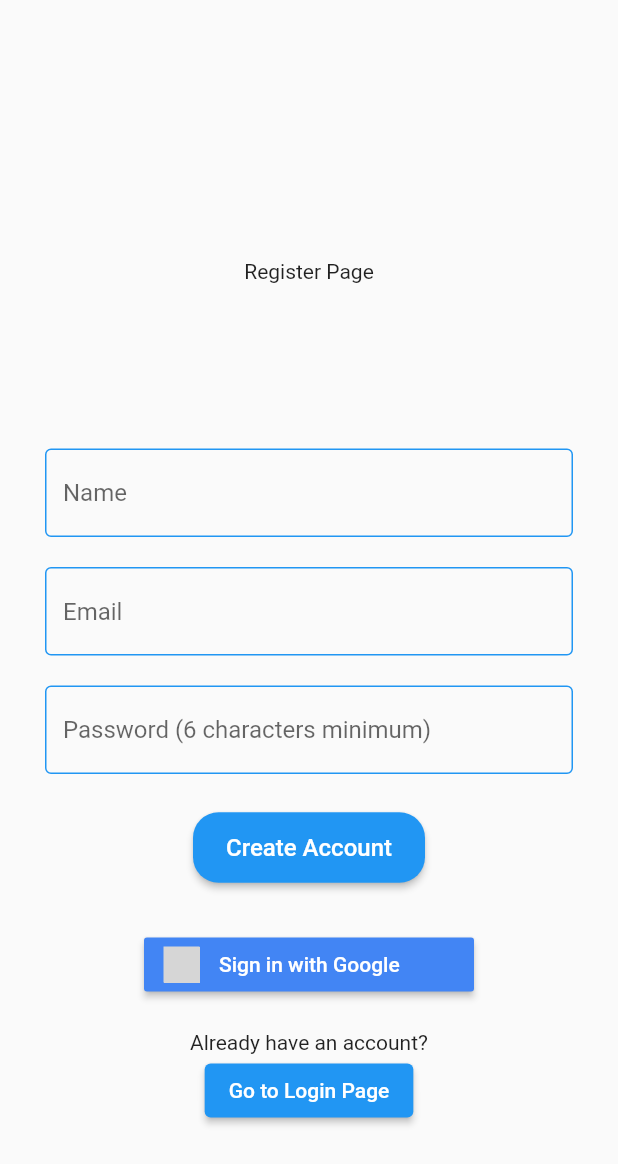
After one commit to ErnaldoKalaja/DietDash, a Flutter app: the screen it shows after launch, after a tap on "Create account", on a phone screen of 412 x 824 dp. The commit adds this screen. Shown: the top 1164 px of the screen. Run offline on Flutter 3.47's test engine with Material 2 defaults, Android fonts, the phone set to English and light mode, and no system bars; our stand-ins replace firebase_auth, firebase_core, flutter_colorpicker, flutter_signin_button, google_fonts, google_sign_in and 1 more; accounts and stored records are empty; network calls fail; grey boxes are pictures that could not be loaded.

Commit message:
merged code from auth branch

```diff
--- /dev/null
+++ b/lib/auth_page.dart
@@ -0,0 +1,36 @@
+import 'package:flutter/material.dart';
+import 'package:firebase_auth/firebase_auth.dart';
+import 'home_page.dart';
+import 'auth_select_page.dart';
+import 'main.dart';
+
+class AuthPage extends StatefulWidget {
+  const AuthPage({super.key});
+  @override
+  State<AuthPage> createState() => _AuthPageState();
+}
+
+class _AuthPageState extends State<AuthPage>{
+  User? user;
+
+  @override
+  void initState(){
+    super.initState();
+    checkAuthStatus();
+  }
+
+  void checkAuthStatus(){
+    FirebaseAuth.instance.authStateChanges().listen((User? firebaseUser){
+      setState( () => {user = firebaseUser} );
+    });
+  }
+
+  @override
+  Widget build(BuildContext context){
+    if (user == null){
+      return AuthSelectPage();
+    }else{
+      return MyHomePage(); // Here's the change
+    }
+  }
+}
--- /dev/null
+++ b/lib/auth_select_page.dart
@@ -0,0 +1,27 @@
+import 'package:flutter/material.dart';
+import 'package:test_project/register_page.dart';
+import 'login_page.dart';
+
+
+
+class AuthSelectPage extends StatefulWidget {
+  const AuthSelectPage({super.key});
+
+  @override
+  State<AuthSelectPage> createState() => _AuthSelectPageState();
+}
+
+class _AuthSelectPageState extends State<AuthSelectPage> {
+  bool isLoginPage = true;
+
+  void togglePage(){
+    setState(() {
+      isLoginPage = !isLoginPage;
+    });
+  }
+
+  @override
+  Widget build(BuildContext context){
+    return isLoginPage ? LoginPage(onPressed: togglePage) : RegisterPage(onPressed: togglePage);
+  }
+}
--- /dev/null
+++ b/lib/auth_service.dart
@@ -0,0 +1,84 @@
+import 'package:firebase_auth/firebase_auth.dart';
+import 'package:flutter/material.dart';
+import 'package:google_sign_in/google_sign_in.dart';
+import 'main.dart';
+
+class AuthService{
+  final FirebaseAuth firebaseAuth = FirebaseAuth.instance;
+
+  static void signInEmail({
+    required String email,
+    required String password,
+  }) async {
+    try {
+      await FirebaseAuth.instance.signInWithEmailAndPassword(
+          email: email,
+          password: password
+      );
+    } on FirebaseAuthException catch (e){
+      authError(e);
+    }
+  }
+
+  static void signUpEmail({
+    required String name,
+    required String email,
+    required String password,
+  }) async {
+    try {
+      await FirebaseAuth.instance.createUserWithEmailAndPassword(
+          email: email,
+          password: password
+      );
+    } on FirebaseAuthException catch (e){
+      authError(e);
+    }
+  }
+
+  static void authError(FirebaseAuthException e){
+    showDialog(
+      context: navigatorKey.currentContext!,
+      builder: (BuildContext context) {
+        return AlertDialog(
+          title: Text(e.code),
+          content: const Text('Please try again'),
+          actions: [
+            TextButton(
+              child: const Text('OK'),
+              onPressed: () {
+                Navigator.of(context).pop();
+              },
+            ),
+          ],
+        );
+      },
+    );
+  }
+
+  static void signOut(){
+    FirebaseAuth.instance.signOut();
+  }
+
+  static signInGoogle() async {
+    GoogleSignIn googleSignIn = GoogleSignIn(
+      scopes: [
+        'email',
+        'https://www.googleapis.com/auth/contacts.readonly',
+      ],
+    );
+    GoogleSignInAccount? user = await googleSignIn.signIn();
+
+    GoogleSignInAuthentication auth = await user!.authentication;
+
+    final credential = GoogleAuthProvider.credential(
+      accessToken: auth.accessToken,
+      idToken: auth.idToken,
+    );
+    try {
+      await FirebaseAuth.instance.signInWithCredential(credential);
+    } on FirebaseAuthException catch (e){
+      authError(e);
+    }
+  }
+
+}
--- /dev/null
+++ b/lib/components/login_button.dart
@@ -0,0 +1,32 @@
+import 'package:flutter/material.dart';
+
+class LoginButton extends StatelessWidget {
+
+  final Function()? onPressed; //function called when button pressed
+  final String buttonText;
+
+  const LoginButton({
+  super.key,
+  required this.onPressed,
+  required this.buttonText,
+  });
+
+  @override
+  Widget build(BuildContext context){
+    return ElevatedButton(
+      onPressed: onPressed,
+      style: ElevatedButton.styleFrom(
+          padding: const EdgeInsets.fromLTRB(22,14,22,14),
+          shape: RoundedRectangleBorder(
+            borderRadius: BorderRadius.circular(17),
+          )
+      ),
+      child: Text(
+        buttonText,
+        style: const TextStyle(
+          fontSize: 16,
+        ),
+      ),
+    );
+  }
+}
--- /dev/null
+++ b/lib/components/login_textbox.dart
@@ -0,0 +1,45 @@
+import 'package:flutter/material.dart';
+
+class LoginTextbox extends StatelessWidget {
+  final String hintText; //shown when empty
+  final TextEditingController controller; //text controller
+  final bool obscureText; //hides typed text, default false
+  final TextInputType keyboardType; //type of keyboard
+
+  const LoginTextbox({
+  super.key,
+  required this.hintText,
+  required this.controller,
+  this.obscureText = false,
+  this.keyboardType = TextInputType.text,
+  });
+
+  @override
+  Widget build(BuildContext context){
+    return Padding(
+      padding: const EdgeInsets.symmetric(
+          horizontal: 30,
+          vertical: 10
+      ),
+      child: TextField(
+        decoration: InputDecoration(
+          enabledBorder: const OutlineInputBorder(
+            borderSide: BorderSide(
+              color: Colors.blue,
+            ),
+          ),
+          focusedBorder: const OutlineInputBorder(
+            borderSide: BorderSide(
+              color: Colors.blue,
+              width: 2.5,
+            ),
+          ),
+          hintText: hintText,
+        ),
+        controller: controller,
+        obscureText: obscureText,
+        keyboardType: keyboardType,
+      ),
+    );
+  }
+}
--- /dev/null
+++ b/lib/login_page.dart
@@ -0,0 +1,81 @@
+import 'package:flutter/material.dart';
+import 'package:flutter_signin_button/flutter_signin_button.dart';
+import 'package:google_sign_in/google_sign_in.dart';
+
+import 'auth_service.dart';
+import 'components/login_button.dart';
+import 'components/login_textbox.dart';
+
+
+GoogleSignIn _googleSignIn = GoogleSignIn(
+  // Optional clientId
+  // clientId: 'your-client_id.apps.googleusercontent.com',
+  // scopes: scopes,
+);
+
+class LoginPage extends StatelessWidget{
+  LoginPage({
+  super.key,
+  required this.onPressed,
+  });
+
+  final Function()? onPressed;
+
+  final emailController = TextEditingController();
+  final passwordController = TextEditingController();
+
+  void signIn () {
+    AuthService.signInEmail(
+        email: emailController.text,
+        password: passwordController.text
+    );
+  }
+
+  void signInGoogle () => AuthService.signInGoogle();
+
+  @override
+  Widget build(BuildContext context){
+    return GestureDetector(
+        onTap: () => FocusScope.of(context).unfocus(),
+        child: Scaffold(
+          body: Center(
+            child: SingleChildScrollView(
+              child: Column(
+                children: [
+                  const SizedBox(height: 100),
+                  const Text("Login Page"),
+                  const SizedBox(height: 100),
+                  //Email Field
+                  LoginTextbox(
+                    hintText: 'Email',
+                    controller: emailController,
+                    keyboardType: TextInputType.emailAddress,
+                  ),
+                  //Password Field
+                  LoginTextbox(
+                    hintText: 'Password',
+                    controller: passwordController,
+                    obscureText: true,
+                  ),
+                  const SizedBox(height:15),
+                  LoginButton(
+                    onPressed: signIn,
+                    buttonText: "Sign In",
+                  ),
+                  const SizedBox(height:30),
+                  SignInButton(Buttons.GoogleDark, onPressed: signInGoogle),
+                  const SizedBox(height:20),
+                  const Text("New User?"),
+                  ElevatedButton(
+                      onPressed: onPressed,
+                      child: const Text("Create account")
+                  )
+
+                ],
+              ),
+            ),
+          ),
+        )
+    );
+  }
+}
--- a/lib/main.dart
+++ b/lib/main.dart
@@ -1,8 +1,22 @@
+import 'package:firebase_core/firebase_core.dart';
 import 'package:flutter/material.dart';
 import 'package:test_project/screens/grocery_screen.dart';
 import 'package:test_project/screens/search_screen.dart';
+import 'home_page.dart'; // Import home_page.dart
 
-void main() => runApp(MyApp());
+import 'auth_page.dart';
+import 'firebase_options.dart';
+
+final navigatorKey = GlobalKey<NavigatorState>();
+
+void main() async {
+  WidgetsFlutterBinding.ensureInitialized();
+  await Firebase.initializeApp(
+    options: DefaultFirebaseOptions.currentPlatform,
+  );
+  runApp(MyApp());
+}
+
 
 class MyApp extends StatelessWidget {
   @override
@@ -13,7 +27,8 @@ class MyApp extends StatelessWidget {
       theme: ThemeData(
         primaryColor: Colors.orange[500],
       ),
-      home: MyHomePage(),
+      home: AuthPage(),
+      navigatorKey: navigatorKey,
     );
   }
 }
@@ -28,6 +43,7 @@ class _MyHomePageState extends State<MyHomePage> {
   final List<Widget> _children = [
     SearchScreen(),
     GroceryScreen(),
+    HomePage(), // Add HomePage to the list
   ];
 
   void onTabTapped(int index) {
@@ -52,6 +68,10 @@ class _MyHomePageState extends State<MyHomePage> {
             icon: Icon(Icons.local_grocery_store),
             label: 'Grocery',
           ),
+          BottomNavigationBarItem(  // Add a new BottomNavigationBarItem for the home page
+            icon: Icon(Icons.person),
+            label: 'Profile',
+          ),
         ],
       ),
     );
--- /dev/null
+++ b/lib/register_page.dart
@@ -0,0 +1,82 @@
+import 'package:flutter/material.dart';
+import 'package:flutter_signin_button/flutter_signin_button.dart';
+import 'package:google_sign_in/google_sign_in.dart';
+
+import 'auth_service.dart';
+import 'components/login_button.dart';
+import 'components/login_textbox.dart';
+
+
+class RegisterPage extends StatelessWidget{
+  RegisterPage({
+  super.key,
+  required this.onPressed,
+  });
+
+  final Function()? onPressed;
+
+  final nameController = TextEditingController();
+  final emailController = TextEditingController();
+  final passwordController = TextEditingController();
+
+  void signUp () {
+    AuthService.signUpEmail(
+        name: nameController.text,
+        email: emailController.text,
+        password: passwordController.text
+    );
+  }
+
+  void signInGoogle () => AuthService.signInGoogle();
+
+  @override
+  Widget build(BuildContext context){
+    return GestureDetector(
+        onTap: () => FocusScope.of(context).unfocus(),
+        child: Scaffold(
+          body: Center(
+            child: SingleChildScrollView(
+              child: Column(
+                children: [
+                  const SizedBox(height: 100),
+                  const Text("Register Page"),
+                  const SizedBox(height: 100),
+                  //Name Field
+                  LoginTextbox(
+                      hintText: 'Name',
+                      controller: nameController
+                  ),
+                  //Email Field
+                  LoginTextbox(
+                    hintText: 'Email',
+                    controller: emailController,
+                    keyboardType: TextInputType.emailAddress,
+                  ),
+                  //Password Field
+                  LoginTextbox(
+                    hintText: 'Password (6 characters minimum)',
+                    controller: passwordController,
+                    obscureText: true,
+                  ),
+                  const SizedBox(height:15),
+                  LoginButton(
+                    onPressed: signUp,
+                    buttonText: "Create Account",
+                  ),
+                  const SizedBox(height:30),
+                  SignInButton(Buttons.GoogleDark, onPressed: signInGoogle),
+                  const SizedBox(height:20),
+                  const Text("Already have an account?"),
+                  ElevatedButton(
+                      onPressed: onPressed,
+                      child: const Text("Go to Login Page")
+                  )
+
+                ],
+              ),
+            ),
+          ),
+        )
+    );
+  }
+}
```
Also changed, not shown: lib/home_page.dart (added, +32 -0 lines), pubspec.yaml (+7 -1 lines), lib/firebase_options.dart (added), pubspec.lock, 2 other files.
